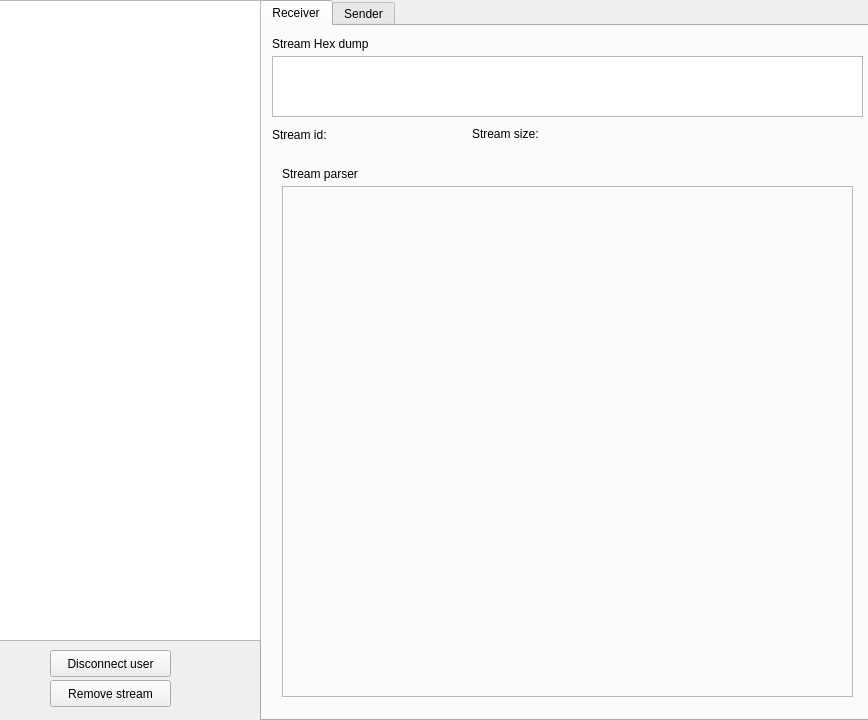
Above: src/analyzer/gui/analyzer.ui from GreenDayBoy/emu before the change. Below: the same form after it.
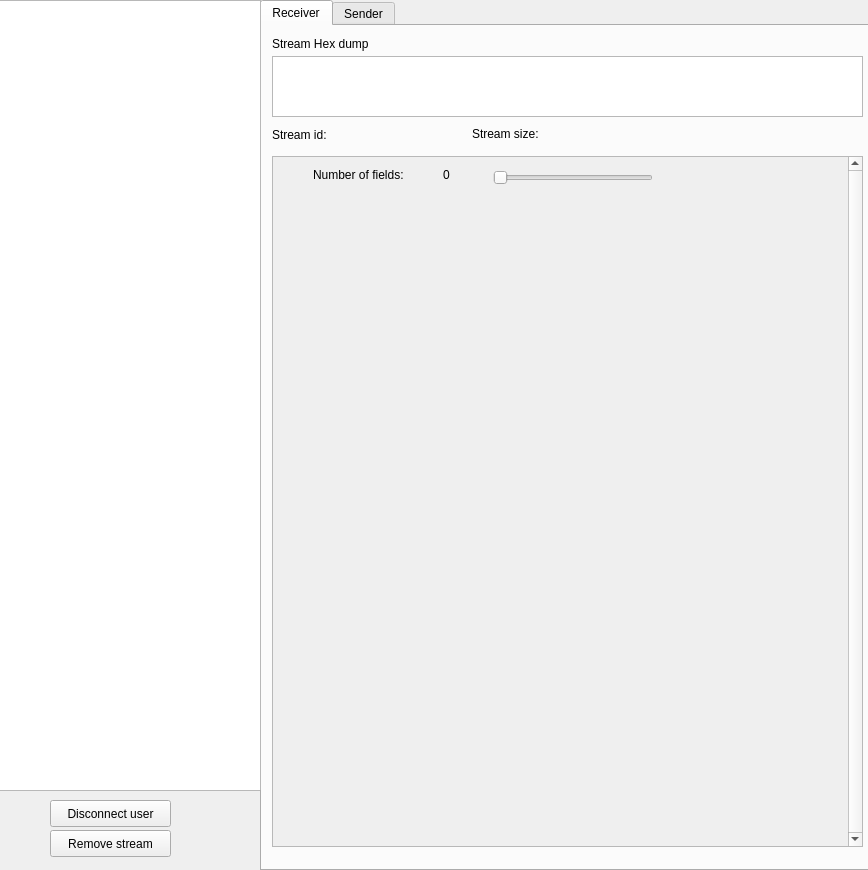
That is the form after the change.

Commit message: another part of analyzer

Patch:
```diff
--- a/src/analyzer/gui/analyzer.ui
+++ b/src/analyzer/gui/analyzer.ui
@@ -7,7 +7,7 @@
     <x>0</x>
     <y>0</y>
     <width>868</width>
-    <height>720</height>
+    <height>870</height>
    </rect>
   </property>
   <property name="windowTitle">
@@ -20,7 +20,7 @@
       <x>260</x>
       <y>0</y>
       <width>621</width>
-      <height>721</height>
+      <height>871</height>
      </rect>
     </property>
     <property name="currentIndex">
@@ -118,22 +118,6 @@
 &lt;p style=&quot;-qt-paragraph-type:empty; margin-top:0px; margin-bottom:0px; margin-left:0px; margin-right:0px; -qt-block-indent:0; text-indent:0px;&quot;&gt;&lt;br /&gt;&lt;/p&gt;&lt;/body&gt;&lt;/html&gt;</string>
       </property>
      </widget>
-     <widget class="QFrame" name="parserFrame">
-      <property name="geometry">
-       <rect>
-        <x>20</x>
-        <y>160</y>
-        <width>571</width>
-        <height>511</height>
-       </rect>
-      </property>
-      <property name="frameShape">
-       <enum>QFrame::StyledPanel</enum>
-      </property>
-      <property name="frameShadow">
-       <enum>QFrame::Raised</enum>
-      </property>
-     </widget>
      <widget class="QLabel" name="streamParserTitleLabel">
       <property name="geometry">
        <rect>
@@ -147,6 +131,71 @@
        <string>Stream parser</string>
       </property>
      </widget>
+     <widget class="QScrollArea" name="parserFrame">
+      <property name="geometry">
+       <rect>
+        <x>10</x>
+        <y>130</y>
+        <width>591</width>
+        <height>691</height>
+       </rect>
+      </property>
+      <property name="verticalScrollBarPolicy">
+       <enum>Qt::ScrollBarAlwaysOn</enum>
+      </property>
+      <property name="widgetResizable">
+       <bool>true</bool>
+      </property>
+      <widget class="QWidget" name="scrollAreaWidgetContents">
+       <property name="geometry">
+        <rect>
+         <x>0</x>
+         <y>0</y>
+         <width>576</width>
+         <height>689</height>
+        </rect>
+       </property>
+       <widget class="QLabel" name="numberOfFieldsLabel">
+        <property name="geometry">
+         <rect>
+          <x>170</x>
+          <y>10</y>
+          <width>41</width>
+          <height>16</height>
+         </rect>
+        </property>
+        <property name="text">
+         <string>0</string>
+        </property>
+       </widget>
+       <widget class="QSlider" name="numberOfFieldsSlider">
+        <property name="geometry">
+         <rect>
+          <x>220</x>
+          <y>10</y>
+          <width>160</width>
+          <height>21</height>
+         </rect>
+        </property>
+        <property name="orientation">
+         <enum>Qt::Horizontal</enum>
+        </property>
+       </widget>
+       <widget class="QLabel" name="numberOfFieldsTitleLabel">
+        <property name="geometry">
+         <rect>
+          <x>40</x>
+          <y>10</y>
+          <width>131</width>
+          <height>16</height>
+         </rect>
+        </property>
+        <property name="text">
+         <string>Number of fields:</string>
+        </property>
+       </widget>
+      </widget>
+     </widget>
     </widget>
     <widget class="QWidget" name="senderTab">
      <attribute name="title">
@@ -160,7 +209,7 @@
       <x>-5</x>
       <y>0</y>
       <width>266</width>
-      <height>641</height>
+      <height>791</height>
      </rect>
     </property>
    </widget>
@@ -168,7 +217,7 @@
     <property name="geometry">
      <rect>
       <x>50</x>
-      <y>680</y>
+      <y>830</y>
       <width>121</width>
       <height>27</height>
      </rect>
@@ -181,7 +230,7 @@
     <property name="geometry">
      <rect>
       <x>50</x>
-      <y>650</y>
+      <y>800</y>
       <width>121</width>
       <height>27</height>
      </rect>
```
Left out of the diff: 3 changed lines with no effect on the pictures. The commit also changes 18 other files.
